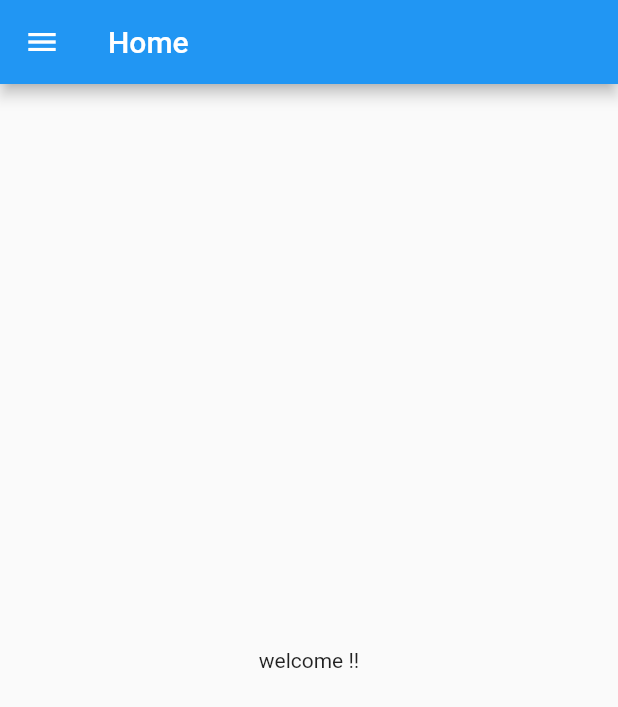
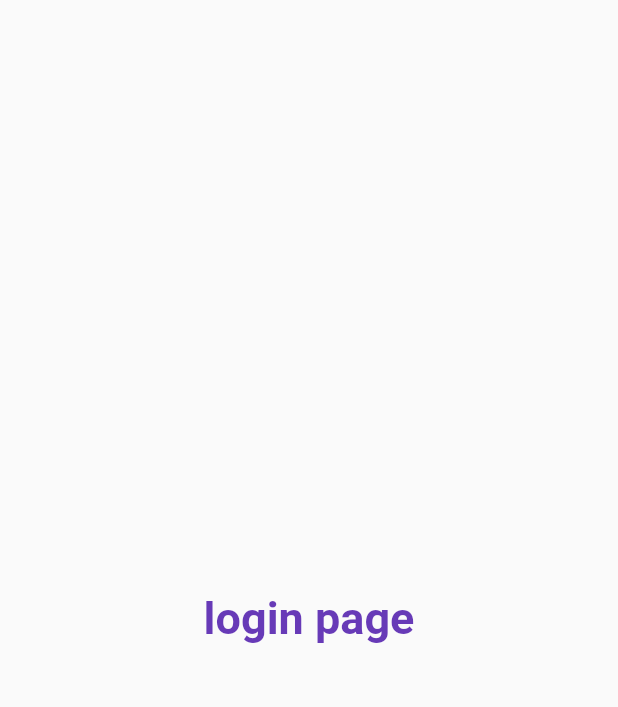
Before and after one commit to aditya1602/new-flutter, a Flutter app: the screen it shows after launch, on a phone screen of 412 x 824 dp. Shown: the top 707 px of the screen. Run offline on Flutter 3.47's test engine with Material 2 defaults, Android fonts, the phone set to English and light mode, and no system bars.

Commit message:
day-3 completed

```diff
--- a/lib/main.dart
+++ b/lib/main.dart
@@ -1,5 +1,8 @@
+// ignore_for_file: prefer_const_constructors
+
 import 'package:flutter/material.dart';
-import 'package:flutter_dec_17/home_page.dart';
+import 'package:flutter_dec_17/pages/home_page.dart';
+import 'package:flutter_dec_17/pages/login_page.dart';
 
 void main() {
   runApp(MyApp());
@@ -11,6 +14,17 @@ class MyApp extends StatelessWidget {
   @override
   Widget build(BuildContext context) {
     return MaterialApp(
-        home: home_page());
+      // home: home_page(),
+      themeMode: ThemeMode.light,
+      theme: ThemeData(primarySwatch: Colors.deepPurple),
+      darkTheme: ThemeData(
+        brightness: Brightness.dark,
+      ),
+      routes: {
+        "/": (context) => loginPage(),
+        "/home": (context) => home_page(),
+        "/login": (context) => loginPage()
+      },
+    );
   }
 }
--- a/lib/home_page.dart
+++ b/lib/pages/home_page.dart
@@ -9,12 +9,12 @@ class home_page extends StatelessWidget {
       appBar: AppBar(
         title: Text("Home"),
       ),
-        body: Center(
-      child: Container(
-        child: Text("welcome !!"),
+      body: Center(
+        child: Container(
+          child: Text("welcome !!"),
+        ),
       ),
-      ),
-     drawer: Drawer(),
+      drawer: Drawer(),
     );
   }
 }
--- /dev/null
+++ b/lib/pages/login_page.dart
@@ -0,0 +1,23 @@
+// ignore_for_file: prefer_const_constructors
+
+import 'package:flutter/cupertino.dart';
+import 'package:flutter/material.dart';
+
+class loginPage extends StatelessWidget {
+  const loginPage({Key? key}) : super(key: key);
+
+  @override
+  Widget build(BuildContext context) {
+    return Material(
+      child: Center(
+        child: Text(
+          "login page",
+          style: TextStyle(
+              fontSize: 30,
+              color: Colors.deepPurple,
+              fontWeight: FontWeight.bold),
+        ),
+      ),
+    );
+  }
+}
```
